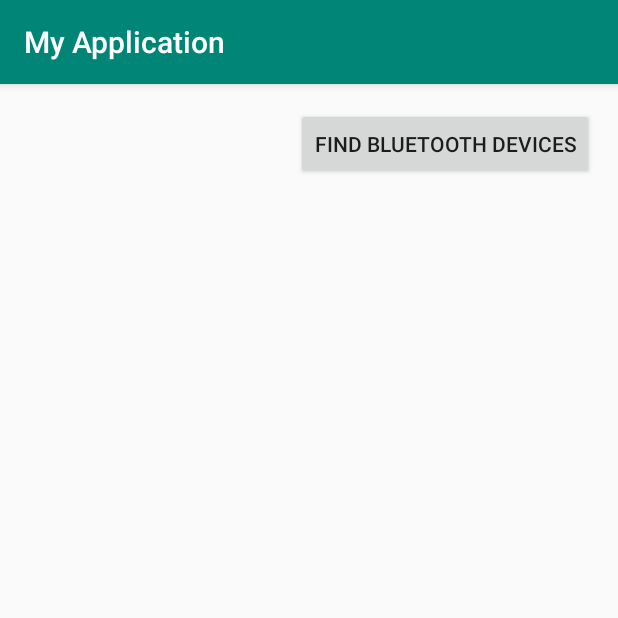
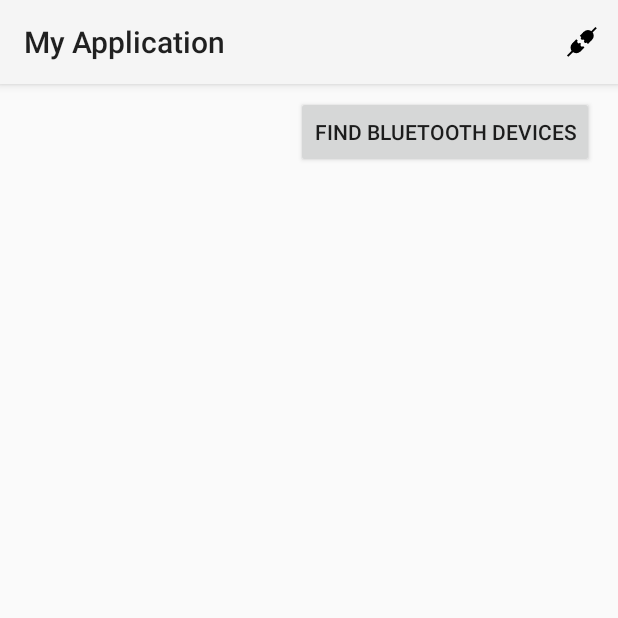
Before and after one commit to GyrocopterLLC/InitialAndroidHBD, an Android app: the screen it shows after launch (MainActivity), on a phone screen of 412 x 824 dp, the top half of it. Run offline under Robolectric (Android 15) with nearby library versions, the phone set to English and light mode, and no system bars.

Commit message:
Custom action bar.

```diff
--- a/app/src/main/AndroidManifest.xml
+++ b/app/src/main/AndroidManifest.xml
@@ -11,7 +11,7 @@
         android:label="@string/app_name"
         android:roundIcon="@mipmap/ic_launcher_round"
         android:supportsRtl="true"
-        android:theme="@style/AppTheme">
+        android:theme="@style/Theme.AppCompat.Light.NoActionBar">
         <activity android:name=".MainActivity">
             <intent-filter>
                 <action android:name="android.intent.action.MAIN" />
@@ -19,7 +19,8 @@
                 <category android:name="android.intent.category.LAUNCHER" />
             </intent-filter>
         </activity>
-        <activity android:name=".DisplayMessageActivity"></activity>
+        <activity android:name=".DisplayMessageActivity"
+            android:parentActivityName=".MainActivity"></activity>
     </application>
 
 </manifest>
--- a/app/src/main/java/com/example/david/myapplication/BTReadWriteThread.java
+++ b/app/src/main/java/com/example/david/myapplication/BTReadWriteThread.java
@@ -77,8 +77,7 @@ public class BTReadWriteThread extends Thread {
         try {
             mmOutStream.write(bytes);
 
-            Message writtenMsg = mHandler.obtainMessage(MessageConstants.MESSAGE_WRITE, -1, -1,
-                    mBuffer);
+            Message writtenMsg = mHandler.obtainMessage(MessageConstants.MESSAGE_WRITE);
             writtenMsg.sendToTarget();
         } catch (IOException e) {
             Log.e(TAG, "Error while sending data", e);
--- a/app/src/main/java/com/example/david/myapplication/DisplayMessageActivity.java
+++ b/app/src/main/java/com/example/david/myapplication/DisplayMessageActivity.java
@@ -13,6 +13,7 @@ import android.os.Message;
 import android.support.design.widget.Snackbar;
 import android.support.v7.app.AppCompatActivity;
 import android.os.Bundle;
+import android.support.v7.widget.Toolbar;
 import android.view.View;
 import android.widget.AdapterView;
 import android.widget.ArrayAdapter;
@@ -40,6 +41,11 @@ public class DisplayMessageActivity extends AppCompatActivity {
         mReadBuffer = new StringBuffer(1024);
         super.onCreate(savedInstanceState);
         setContentView(R.layout.activity_display_message);
+
+        // Set default toolbar
+        Toolbar myToolbar = (Toolbar) findViewById(R.id.disp_message_toolbar);
+        setSupportActionBar(myToolbar);
+        getSupportActionBar().setDisplayHomeAsUpEnabled(true);
 
         HandlerThread handlerThread = new HandlerThread("DisplayMessageHandlerThread");
         handlerThread.start();
--- a/app/src/main/java/com/example/david/myapplication/MainActivity.java
+++ b/app/src/main/java/com/example/david/myapplication/MainActivity.java
@@ -6,6 +6,10 @@ import android.content.Intent;
 import android.support.design.widget.Snackbar;
 import android.support.v7.app.AppCompatActivity;
 import android.os.Bundle;
+import android.support.v7.widget.Toolbar;
+import android.view.Menu;
+import android.view.MenuInflater;
+import android.view.MenuItem;
 import android.view.View;
 import android.widget.EditText;
 import android.widget.Toast;
@@ -19,11 +23,17 @@ public class MainActivity extends AppCompatActivity {
     public static final int REQUEST_ENABLE_BT = 1;
     private BluetoothAdapter BA;
     private Set<BluetoothDevice> pairedDevices;
+
     @Override
     protected void onCreate(Bundle savedInstanceState) {
 
         super.onCreate(savedInstanceState);
         setContentView(R.layout.activity_main);
+        // Setup toolbar
+        Toolbar myToolbar = (Toolbar) findViewById(R.id.toolbar);
+        setSupportActionBar(myToolbar);
+        getSupportActionBar().setDisplayShowTitleEnabled(true);
+
         // Check if BT adapter is disabled, and enable it.
         BA = BluetoothAdapter.getDefaultAdapter();
         if(BA.isEnabled()) {
@@ -43,6 +53,24 @@ public class MainActivity extends AppCompatActivity {
         }
     }
 
+    @Override
+    public boolean onCreateOptionsMenu(Menu menu) {
+        MenuInflater inflater = getMenuInflater();
+        inflater.inflate(R.menu.main_toolbar,menu);
+        return true;
+    }
+
+    @Override
+    public boolean onOptionsItemSelected(MenuItem item) {
+        switch(item.getItemId()) {
+            case R.id.action_connect:
+                Intent intent = new Intent(this, DisplayMessageActivity.class);
+                startActivity(intent);
+                break;
+        }
+        return true;
+    }
+
     /** called when button is pressed **/
     public void SendMessage(View view)
     {
--- /dev/null
+++ b/app/src/main/res/drawable/ic_connect_drawing.xml
@@ -0,0 +1,33 @@
+<vector android:height="24dp" android:viewportHeight="531.49603"
+    android:viewportWidth="531.49603" android:width="24dp" xmlns:android="http://schemas.android.com/apk/res/android">
+    <path android:fillAlpha="1" android:fillColor="#000000"
+        android:pathData="M233.793,174.086l60.058,-60.058l120.116,120.116l-60.058,60.058z"
+        android:strokeColor="#00000000" android:strokeWidth="0.926"/>
+    <path android:fillAlpha="1" android:fillColor="#000000"
+        android:pathData="M353.91,174.086m-60.058,60.058a84.935,84.935 0,1 1,120.116 -120.116a84.935,84.935 0,1 1,-120.116 120.116"
+        android:strokeColor="#00000000" android:strokeWidth="0.926"/>
+    <path android:fillAlpha="1" android:fillColor="#000000"
+        android:pathData="M269.828,210.121m-16.016,16.016a22.649,22.649 0,1 1,32.031 -32.031a22.649,22.649 0,1 1,-32.031 32.031"
+        android:strokeColor="#00000000" android:strokeWidth="0.926"/>
+    <path android:fillAlpha="1" android:fillColor="#000000"
+        android:pathData="M317.875,258.168m-16.016,16.016a22.649,22.649 0,1 1,32.031 -32.031a22.649,22.649 0,1 1,-32.031 32.031"
+        android:strokeColor="#00000000" android:strokeWidth="0.926"/>
+    <path android:fillAlpha="1" android:fillColor="#000000"
+        android:pathData="M121.685,286.195l60.058,-60.058l120.116,120.116l-60.058,60.058z"
+        android:strokeColor="#00000000" android:strokeWidth="0.926"/>
+    <path android:fillAlpha="1" android:fillColor="#000000"
+        android:pathData="M181.743,346.253m-60.058,60.058a84.935,84.935 0,1 1,120.116 -120.116a84.935,84.935 0,1 1,-120.116 120.116"
+        android:strokeColor="#00000000" android:strokeWidth="0.926"/>
+    <path android:fillAlpha="1" android:fillColor="#ffffff"
+        android:pathData="M217.778,262.172m-16.016,16.016a22.649,22.649 0,1 1,32.031 -32.031a22.649,22.649 0,1 1,-32.031 32.031"
+        android:strokeColor="#00000000" android:strokeWidth="0.926"/>
+    <path android:fillAlpha="1" android:fillColor="#ffffff"
+        android:pathData="M265.824,310.218m-16.016,16.016a22.649,22.649 0,1 1,32.031 -32.031a22.649,22.649 0,1 1,-32.031 32.031"
+        android:strokeColor="#00000000" android:strokeWidth="0.926"/>
+    <path android:fillAlpha="1" android:fillColor="#000000"
+        android:pathData="M43.609,464.367l80.078,-80.078l20.019,20.019l-80.078,80.078z"
+        android:strokeColor="#00000000" android:strokeWidth="0.926"/>
+    <path android:fillAlpha="1" android:fillColor="#000000"
+        android:pathData="M383.939,124.038l80.078,-80.078l20.019,20.019l-80.078,80.078z"
+        android:strokeColor="#00000000" android:strokeWidth="0.926"/>
+</vector>
--- /dev/null
+++ b/app/src/main/res/drawable/ic_settings_black_24dp.xml
@@ -0,0 +1,9 @@
+<vector xmlns:android="http://schemas.android.com/apk/res/android"
+        android:width="24dp"
+        android:height="24dp"
+        android:viewportWidth="24.0"
+        android:viewportHeight="24.0">
+    <path
+        android:fillColor="#FF000000"
+        android:pathData="M19.43,12.98c0.04,-0.32 0.07,-0.64 0.07,-0.98s-0.03,-0.66 -0.07,-0.98l2.11,-1.65c0.19,-0.15 0.24,-0.42 0.12,-0.64l-2,-3.46c-0.12,-0.22 -0.39,-0.3 -0.61,-0.22l-2.49,1c-0.52,-0.4 -1.08,-0.73 -1.69,-0.98l-0.38,-2.65C14.46,2.18 14.25,2 14,2h-4c-0.25,0 -0.46,0.18 -0.49,0.42l-0.38,2.65c-0.61,0.25 -1.17,0.59 -1.69,0.98l-2.49,-1c-0.23,-0.09 -0.49,0 -0.61,0.22l-2,3.46c-0.13,0.22 -0.07,0.49 0.12,0.64l2.11,1.65c-0.04,0.32 -0.07,0.65 -0.07,0.98s0.03,0.66 0.07,0.98l-2.11,1.65c-0.19,0.15 -0.24,0.42 -0.12,0.64l2,3.46c0.12,0.22 0.39,0.3 0.61,0.22l2.49,-1c0.52,0.4 1.08,0.73 1.69,0.98l0.38,2.65c0.03,0.24 0.24,0.42 0.49,0.42h4c0.25,0 0.46,-0.18 0.49,-0.42l0.38,-2.65c0.61,-0.25 1.17,-0.59 1.69,-0.98l2.49,1c0.23,0.09 0.49,0 0.61,-0.22l2,-3.46c0.12,-0.22 0.07,-0.49 -0.12,-0.64l-2.11,-1.65zM12,15.5c-1.93,0 -3.5,-1.57 -3.5,-3.5s1.57,-3.5 3.5,-3.5 3.5,1.57 3.5,3.5 -1.57,3.5 -3.5,3.5z"/>
+</vector>
--- a/app/src/main/res/layout/activity_main.xml
+++ b/app/src/main/res/layout/activity_main.xml
@@ -7,15 +7,26 @@
     android:id="@+id/main_view"
     tools:context=".MainActivity">
 
+    <android.support.v7.widget.Toolbar
+        android:id="@+id/toolbar"
+        android:layout_width="match_parent"
+        android:layout_height="?attr/actionBarSize"
+        android:background="?attr/colorPrimary"
+        android:elevation="4dp"
+        android:theme="@style/ThemeOverlay.AppCompat.ActionBar"
+        app:layout_constraintStart_toStartOf="parent"
+        app:layout_constraintTop_toTopOf="parent"
+        app:popupTheme="@style/Theme.AppCompat.Light" />
+
     <Button
         android:id="@+id/button"
         android:layout_width="wrap_content"
         android:layout_height="0dp"
-        android:layout_marginTop="16dp"
+        android:layout_marginTop="8dp"
         android:layout_marginEnd="16dp"
         android:layout_marginRight="16dp"
         android:onClick="SendMessage"
         android:text="@string/button_send"
         app:layout_constraintEnd_toEndOf="parent"
-        app:layout_constraintTop_toTopOf="parent" />
+        app:layout_constraintTop_toBottomOf="@+id/toolbar" />
 </android.support.constraint.ConstraintLayout>
--- /dev/null
+++ b/app/src/main/res/menu/main_toolbar.xml
@@ -0,0 +1,17 @@
+<?xml version="1.0" encoding="utf-8"?>
+<menu xmlns:android="http://schemas.android.com/apk/res/android"
+    xmlns:app="http://schemas.android.com/apk/res-auto">
+    <item
+        android:id="@+id/action_connect"
+        android:layout_width="wrap_content"
+        android:layout_height="wrap_content"
+        android:icon="@drawable/ic_connect_drawing"
+        android:title="@string/action_connect"
+        app:showAsAction="ifRoom" />
+    <!--<item-->
+        <!--android:id="@+id/action_settings"-->
+        <!--android:title="@string/action_settings"-->
+        <!--android:icon="@drawable/ic_settings_black_24dp"-->
+        <!--app:showAsAction="never" />-->
+
+</menu>
--- a/app/src/main/res/values/strings.xml
+++ b/app/src/main/res/values/strings.xml
@@ -5,4 +5,6 @@
     <string name="button_bt_connect">Connect</string>
     <string name="text_list_of_bt_devices">Available Bluetooth Devices</string>
     <string name="bt_spp_uuid">00001101-0000-1000-8000-00805F9B34FB</string>
+    <string name="action_connect">Connect</string>
+    <string name="action_settings">Settings</string>
 </resources>
```
Also changed, not shown: app/src/main/res/layout/activity_display_message.xml (+12 -1 lines), app/src/main/res/layout/listview_tworowitem.xml (+6 -10 lines).
